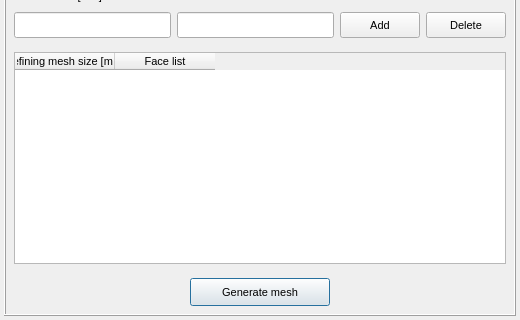
This is vibra/interface/data/ui_files/mesh/mesher_setup.ui in MOPT-UFSC/VIBRA as Qt 5 draws it before an edit; both pictures show x 0 to 520 and y 160 to 480 of the 520 by 480 pixel window. The edited form follows.
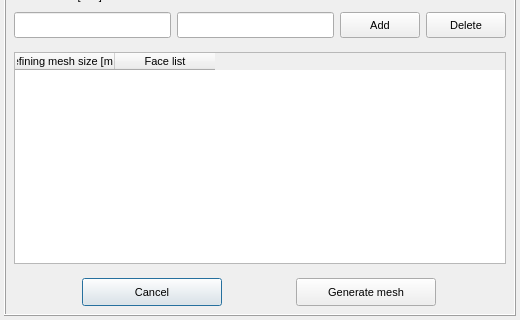
This is the edited form.

Commit message: Enhancements on mesher UI

Patch:
```diff
--- a/vibra/interface/data/ui_files/mesh/mesher_setup.ui
+++ b/vibra/interface/data/ui_files/mesh/mesher_setup.ui
@@ -420,7 +420,7 @@
          <property name="bottomMargin">
           <number>4</number>
          </property>
-         <item row="0" column="0">
+         <item row="0" column="1">
           <widget class="QPushButton" name="pushButton_generate_mesh">
            <property name="minimumSize">
             <size>
@@ -434,6 +434,11 @@
              <height>28</height>
             </size>
            </property>
+           <property name="font">
+            <font>
+             <pointsize>8</pointsize>
+            </font>
+           </property>
            <property name="text">
             <string>Generate mesh</string>
            </property>
@@ -442,6 +447,33 @@
            </property>
           </widget>
          </item>
+         <item row="0" column="0">
+          <widget class="QPushButton" name="pushButton_cancel">
+           <property name="minimumSize">
+            <size>
+             <width>140</width>
+             <height>28</height>
+            </size>
+           </property>
+           <property name="maximumSize">
+            <size>
+             <width>140</width>
+             <height>28</height>
+            </size>
+           </property>
+           <property name="font">
+            <font>
+             <pointsize>8</pointsize>
+            </font>
+           </property>
+           <property name="text">
+            <string>Cancel</string>
+           </property>
+           <property name="default">
+            <bool>true</bool>
+           </property>
+          </widget>
+         </item>
         </layout>
        </widget>
       </item>
```
Left out of the diff: 11 changed lines with no effect on the pictures. The commit also changes 5 other files.
